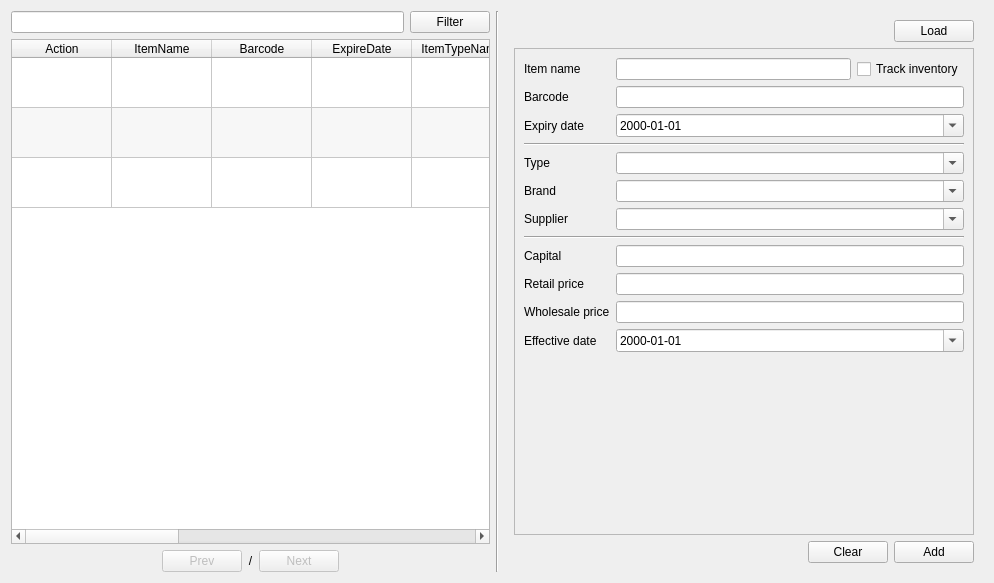
The window that app/views/templates/ManageItem.ui (rondalefloyd/mts-pos) describes before a commit, drawn with Qt 5.
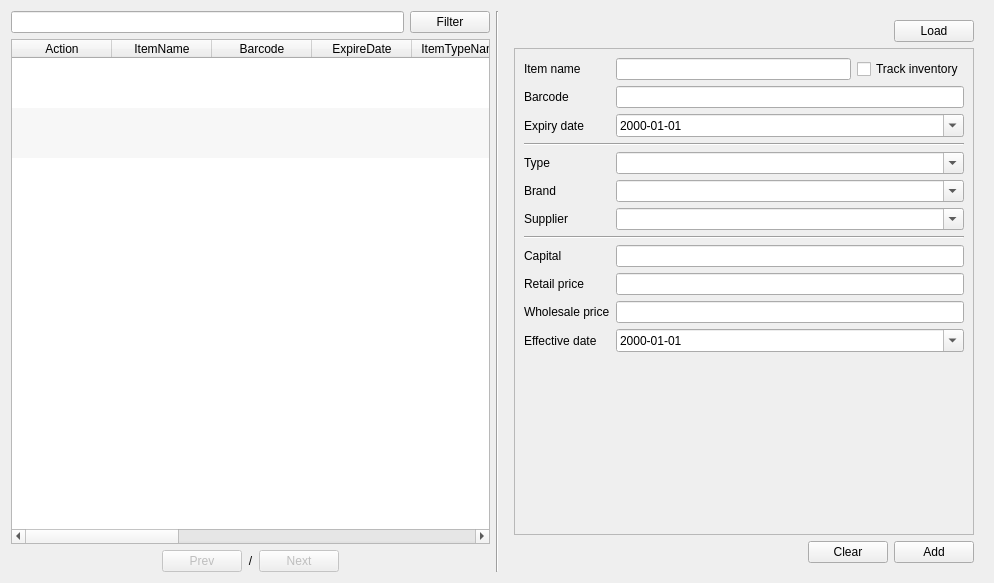
The same window after the commit.

The edit to the form file:
```diff
--- a/app/views/templates/ManageItem.ui
+++ b/app/views/templates/ManageItem.ui
@@ -44,6 +44,9 @@
        <property name="horizontalScrollMode">
         <enum>QAbstractItemView::ScrollPerPixel</enum>
        </property>
+       <property name="showGrid">
+        <bool>false</bool>
+       </property>
        <property name="gridStyle">
         <enum>Qt::SolidLine</enum>
        </property>
```
